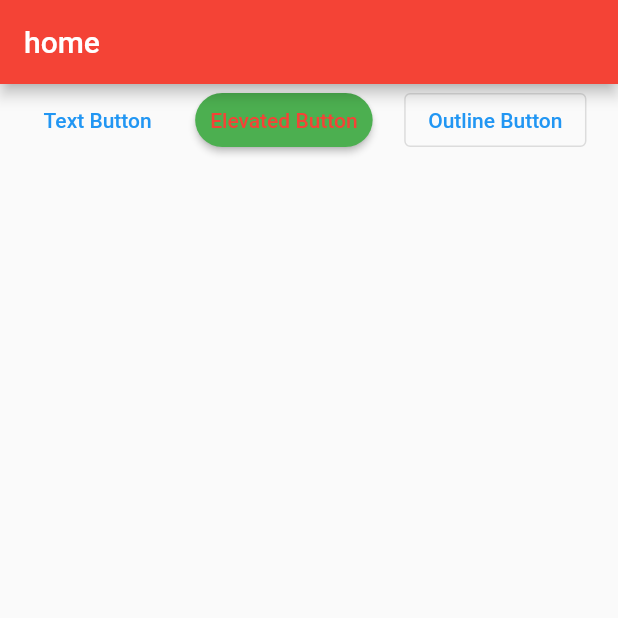
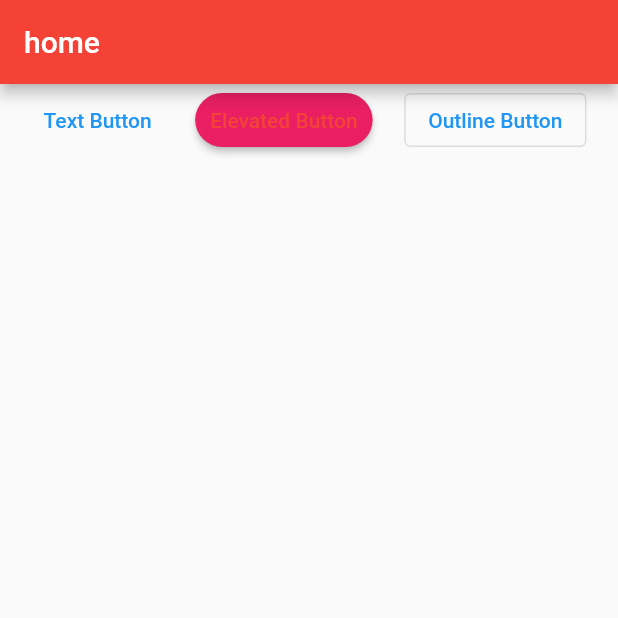
Before and after one commit to farhadcse7/flutter_app, a Flutter app: the screen it shows after launch, on a phone screen of 412 x 824 dp, the top half of it. Run offline on Flutter 3.47's test engine with Material 2 defaults, Android fonts, the phone set to English and light mode, and no system bars.

Commit message:
color changed pink

```diff
--- a/lib/main.dart
+++ b/lib/main.dart
@@ -26,7 +26,7 @@ class HomeScreen extends StatelessWidget{
   Widget build(BuildContext context) {
     ButtonStyle buttonStyle=ElevatedButton.styleFrom(
       padding: EdgeInsets.all(10),
-      backgroundColor: Colors.green,
+      backgroundColor: Colors.pink,
       foregroundColor: Colors.red,
       shape: RoundedRectangleBorder(
         borderRadius: BorderRadius.all(Radius.circular(40))),
```
